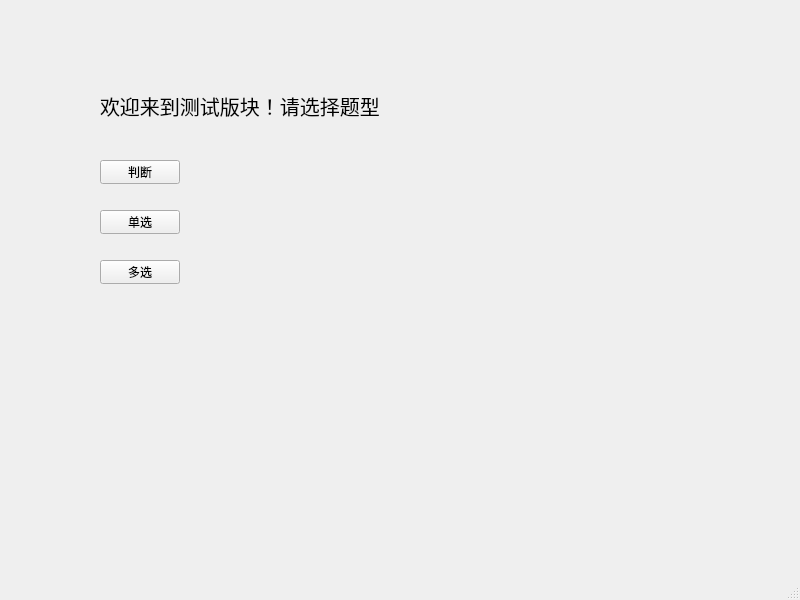
Before: the Qt Designer form testmenu.ui in JerryLi7332/QT-, drawn with Qt 5.
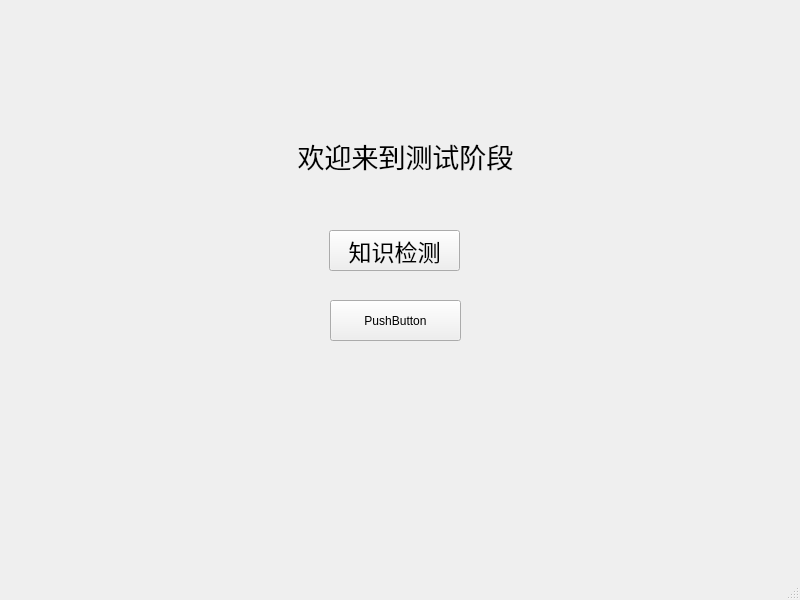
After: the same form once the commit is applied.

```diff
--- a/testmenu.ui
+++ b/testmenu.ui
@@ -17,58 +17,55 @@
    <widget class="QLabel" name="label">
     <property name="geometry">
      <rect>
-      <x>100</x>
-      <y>60</y>
-      <width>281</width>
-      <height>91</height>
+      <x>280</x>
+      <y>120</y>
+      <width>251</width>
+      <height>71</height>
      </rect>
     </property>
     <property name="font">
      <font>
-      <pointsize>15</pointsize>
+      <family>Microsoft YaHei</family>
+      <pointsize>20</pointsize>
+      <bold>false</bold>
      </font>
     </property>
     <property name="text">
-     <string>欢迎来到测试版块！请选择题型</string>
+     <string>欢迎来到测试阶段</string>
     </property>
-   </widget>
-   <widget class="QPushButton" name="pushButton">
-    <property name="geometry">
-     <rect>
-      <x>100</x>
-      <y>160</y>
-      <width>80</width>
-      <height>24</height>
-     </rect>
+    <property name="alignment">
+     <set>Qt::AlignCenter</set>
     </property>
-    <property name="text">
-     <string>判断</string>
-    </property>
    </widget>
    <widget class="QPushButton" name="pushButton_2">
     <property name="geometry">
      <rect>
-      <x>100</x>
-      <y>210</y>
-      <width>80</width>
-      <height>24</height>
+      <x>329</x>
+      <y>230</y>
+      <width>131</width>
+      <height>41</height>
      </rect>
     </property>
+    <property name="font">
+     <font>
+      <pointsize>17</pointsize>
+     </font>
+    </property>
     <property name="text">
-     <string>单选</string>
+     <string>知识检测</string>
     </property>
    </widget>
    <widget class="QPushButton" name="pushButton_3">
     <property name="geometry">
      <rect>
-      <x>100</x>
-      <y>260</y>
-      <width>80</width>
-      <height>24</height>
+      <x>330</x>
+      <y>300</y>
+      <width>131</width>
+      <height>41</height>
      </rect>
     </property>
     <property name="text">
-     <string>多选</string>
+     <string>PushButton</string>
     </property>
    </widget>
   </widget>
```
Left out of the diff: 6 changed lines with no effect on the pictures.
